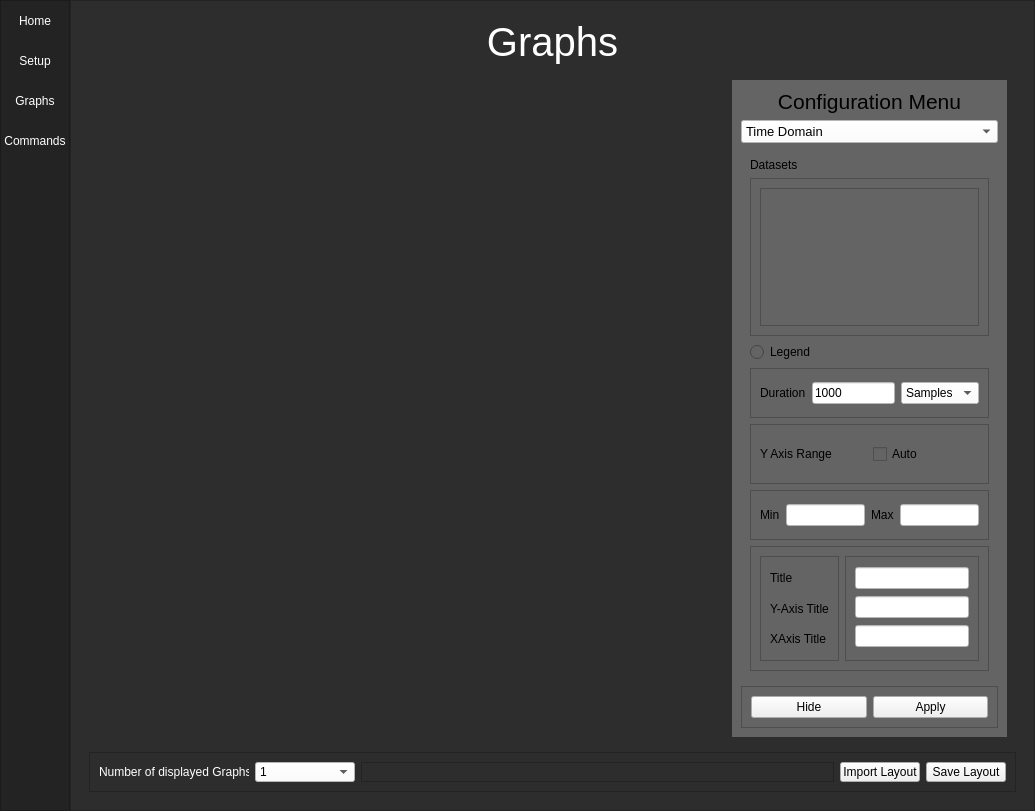
The window that TelemetryViewer/ui_main.ui (UBCO-Motorsports/WirelessTelemetryCapstone) describes before a commit, drawn with Qt 5.
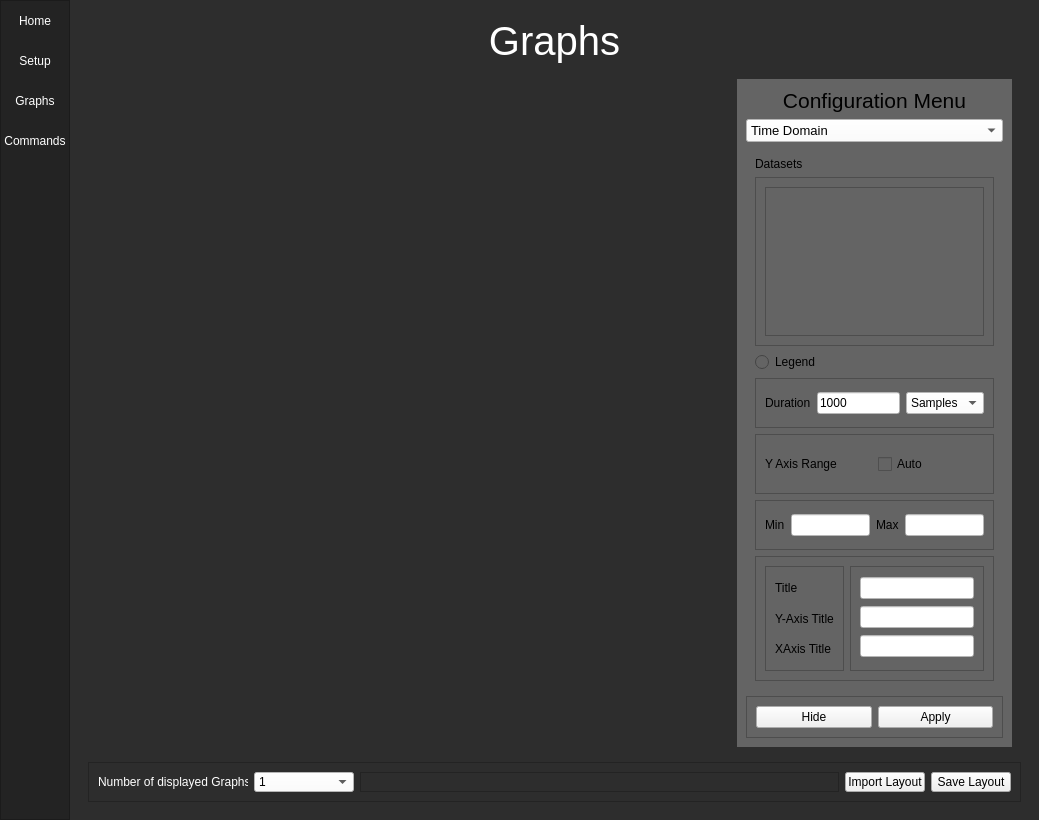
The same window after the commit. The open tabs and pages were chosen to show the change. Icons and pictures are not drawn.

```diff
--- a/TelemetryViewer/ui_main.ui
+++ b/TelemetryViewer/ui_main.ui
@@ -6,8 +6,8 @@
    <rect>
     <x>0</x>
     <y>0</y>
-    <width>1035</width>
-    <height>811</height>
+    <width>1039</width>
+    <height>820</height>
    </rect>
   </property>
   <property name="minimumSize">
@@ -41,11 +41,8 @@
     </property>
     <item>
      <widget class="QFrame" name="Content">
-      <property name="frameShape">
-       <enum>QFrame::NoFrame</enum>
-      </property>
-      <property name="frameShadow">
-       <enum>QFrame::Raised</enum>
+      <property name="styleSheet">
+       <string notr="true"/>
       </property>
       <layout class="QHBoxLayout" name="horizontalLayout_2">
        <property name="spacing">
@@ -222,12 +219,9 @@
         </widget>
        </item>
        <item>
-        <widget class="QFrame" name="frame_pages">
-         <property name="frameShape">
-          <enum>QFrame::StyledPanel</enum>
-         </property>
-         <property name="frameShadow">
-          <enum>QFrame::Raised</enum>
+        <widget class="QWidget" name="widget_pages" native="true">
+         <property name="styleSheet">
+          <string notr="true"/>
          </property>
          <layout class="QVBoxLayout" name="verticalLayout_5">
           <item>
@@ -1118,6 +1112,9 @@
               </item>
               <item>
                <widget class="QFrame" name="frame_10">
+                <property name="styleSheet">
+                 <string notr="true"/>
+                </property>
                 <property name="frameShape">
                  <enum>QFrame::NoFrame</enum>
                 </property>
@@ -1257,7 +1254,7 @@
                                 <x>0</x>
                                 <y>0</y>
                                 <width>217</width>
-                                <height>140</height>
+                                <height>125</height>
                                </rect>
                               </property>
                               <layout class="QVBoxLayout" name="verticalLayout_15"/>
```
Left out of the diff: 10 changed lines with no effect on the pictures.
